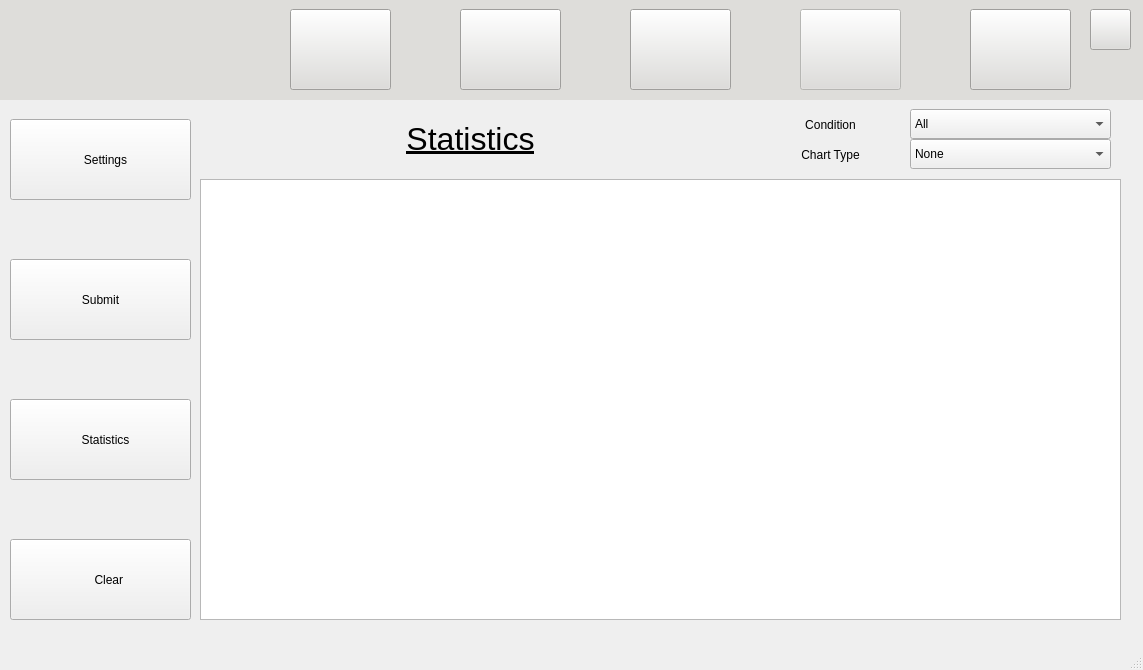
Before: the Qt Designer form scripts/Qt/main.ui in tahiri-lab/iPhyloGeo_plus_plus, drawn with Qt 5.
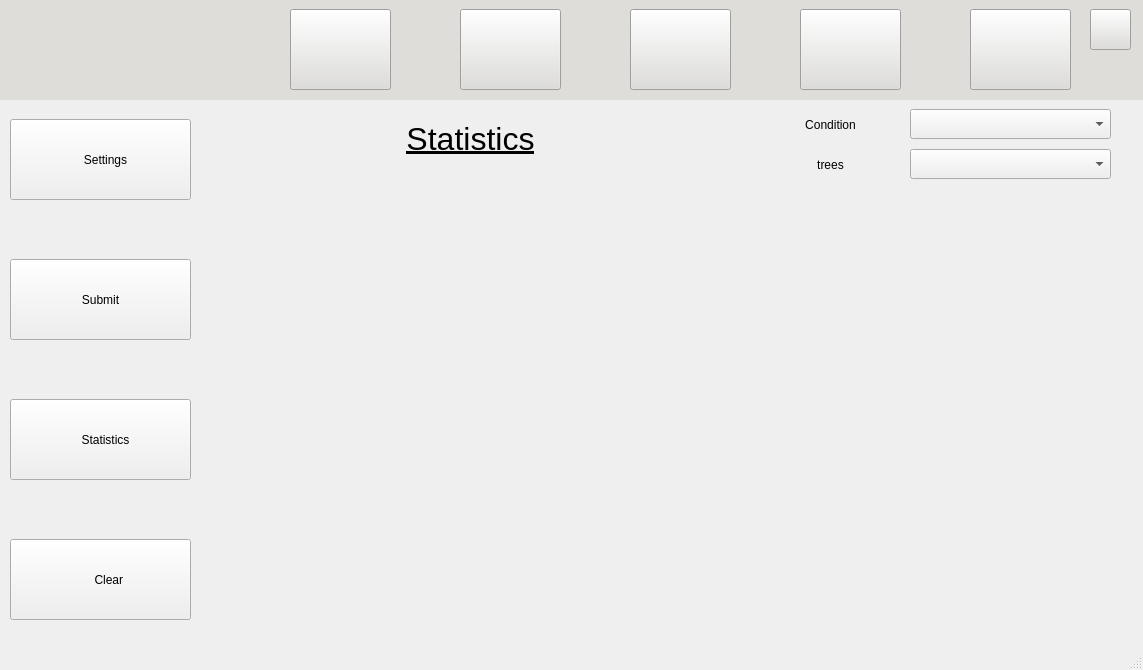
After: the same form once the commit is applied. The open tabs and pages were chosen to show the change. Icons and pictures are not drawn.

Commit message: add results stats

```diff
--- a/scripts/Qt/main.ui
+++ b/scripts/Qt/main.ui
@@ -736,7 +736,7 @@
     </widget>
     <widget class="QPushButton" name="resultsButton">
      <property name="enabled">
-      <bool>false</bool>
+      <bool>true</bool>
      </property>
      <property name="geometry">
       <rect>
@@ -2744,31 +2744,6 @@
          <property name="frame">
           <bool>true</bool>
          </property>
-         <item>
-          <property name="text">
-           <string>All</string>
-          </property>
-         </item>
-         <item>
-          <property name="text">
-           <string>Temperature</string>
-          </property>
-         </item>
-         <item>
-          <property name="text">
-           <string>Wind</string>
-          </property>
-         </item>
-         <item>
-          <property name="text">
-           <string>Humidity</string>
-          </property>
-         </item>
-         <item>
-          <property name="text">
-           <string>Altitude</string>
-          </property>
-         </item>
         </widget>
         <widget class="QLabel" name="ResultsStatsListTitle">
          <property name="geometry">
@@ -2793,7 +2768,7 @@
          <property name="geometry">
           <rect>
            <x>160</x>
-           <y>40</y>
+           <y>50</y>
            <width>201</width>
            <height>30</height>
           </rect>
@@ -2807,64 +2782,24 @@
          <property name="frame">
           <bool>true</bool>
          </property>
-         <item>
-          <property name="text">
-           <string>None</string>
-          </property>
-         </item>
-         <item>
-          <property name="text">
-           <string>Bar Chart</string>
-          </property>
-         </item>
-         <item>
-          <property name="text">
-           <string>Line Chart</string>
-          </property>
-         </item>
-         <item>
-          <property name="text">
-           <string>Pie Chart</string>
-          </property>
-         </item>
-         <item>
-          <property name="text">
-           <string>Area Chart</string>
-          </property>
-         </item>
-         <item>
-          <property name="text">
-           <string>Scatter Chart</string>
-          </property>
-         </item>
         </widget>
         <widget class="QLabel" name="ResultsStatsListTitle2">
          <property name="geometry">
           <rect>
            <x>0</x>
-           <y>40</y>
+           <y>50</y>
            <width>161</width>
            <height>31</height>
           </rect>
          </property>
          <property name="text">
-          <string>Chart Type</string>
+          <string>trees</string>
          </property>
          <property name="alignment">
           <set>Qt::AlignCenter</set>
          </property>
         </widget>
        </widget>
-       <widget class="QTextBrowser" name="textEditResultsStats">
-        <property name="geometry">
-         <rect>
-          <x>0</x>
-          <y>80</y>
-          <width>921</width>
-          <height>441</height>
-         </rect>
-        </property>
-       </widget>
        <widget class="QLabel" name="ResultsStatsTitle">
         <property name="geometry">
          <rect>
@@ -2886,6 +2821,31 @@
          <set>Qt::AlignCenter</set>
         </property>
        </widget>
+       <widget class="QLabel" name="PhyloTreeLabel">
+        <property name="geometry">
+         <rect>
+          <x>0</x>
+          <y>80</y>
+          <width>921</width>
+          <height>450</height>
+         </rect>
+        </property>
+        <property name="minimumSize">
+         <size>
+          <width>921</width>
+          <height>450</height>
+         </size>
+        </property>
+        <property name="maximumSize">
+         <size>
+          <width>921</width>
+          <height>450</height>
+         </size>
+        </property>
+        <property name="text">
+         <string/>
+        </property>
+       </widget>
       </widget>
      </widget>
     </widget>
```
Left out of the diff: 11 changed lines with no effect on the pictures. The commit also changes 1 other file.
